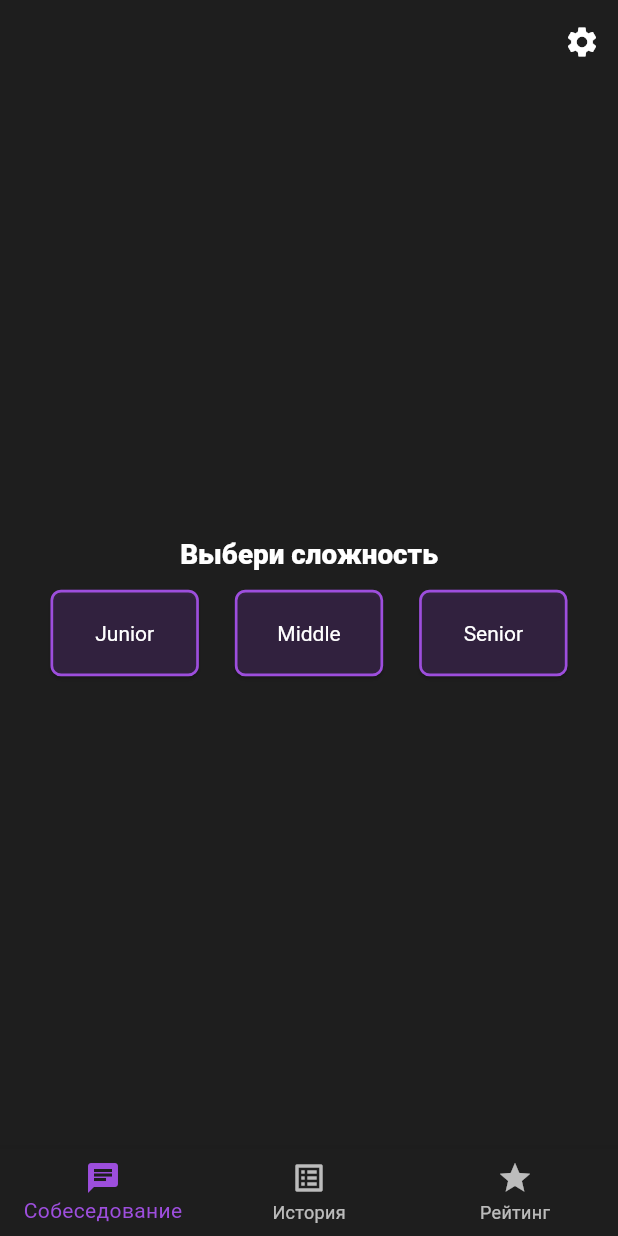
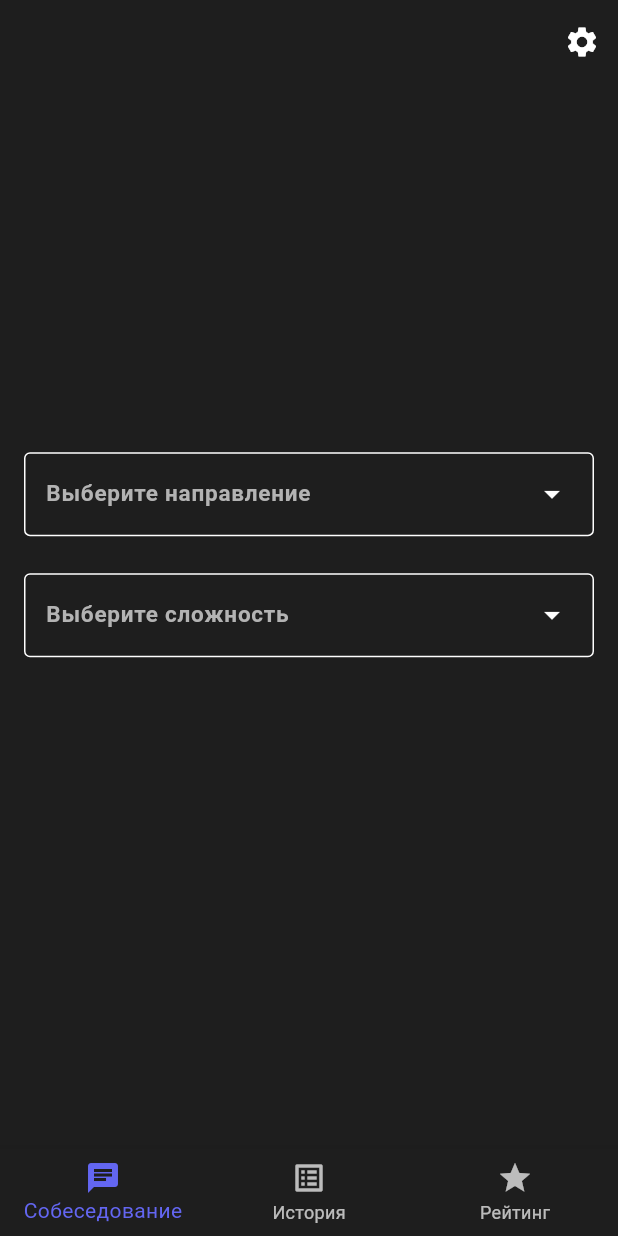
Before and after one commit to Andrey-1611/interview-helper, a Flutter app: the _HomePageView screen opened directly with empty values, on a phone screen of 412 x 824 dp. Run offline on Flutter 3.47's test engine with Material 3 defaults, Android fonts, the light colour scheme and no system bars; our stand-ins replace cloud_firestore, delightful_toast, equatable, firebase_auth, firebase_core, flutter_bloc and 3 more; accounts and stored records are empty.

Commit message:
initial page/ui an logic

```diff
--- /dev/null
+++ b/lib/core/constants/directions.dart
@@ -0,0 +1,14 @@
+class InitialData {
+  static const List<String> directions = [
+    'Flutter',
+    'Kotlin',
+    'Swift',
+    'JavaScript',
+    'Python',
+    'Go',
+    'Java',
+    'C++',
+  ];
+
+  static const List<String> difficulties = ['junior', 'middle', 'senior'];
+}
--- a/lib/core/helpers/dialog_helpers/dialog_helper.dart
+++ b/lib/core/helpers/dialog_helpers/dialog_helper.dart
@@ -1,5 +1,6 @@
 import 'package:flutter/material.dart';
 import 'package:interview_master/app/widgets/custom_loading_dialog.dart';
+import 'package:interview_master/features/interview/presentation/widgets/custom_directions_dialog.dart';
 
 class DialogHelper {
 
@@ -12,4 +13,10 @@ class DialogHelper {
       },
     );
   }
+
+  static void showDirectionsDialog(BuildContext context, List<String> directions) {
+    showDialog(context: context, builder: (context) {
+      return CustomDirectionsDialog(directions: directions,);
+    });
+  }
 }
--- a/lib/core/theme/app_pallete.dart
+++ b/lib/core/theme/app_pallete.dart
@@ -1,7 +1,7 @@
 import 'package:flutter/material.dart';
 
 class AppPalette {
-  static const Color primary = Color(0xFF9D4EDD);
+  static const Color primary = Color(0xFF6366F1);
 
   static const Color background = Color(0xFF1E1E1E);
   static const Color cardBackground = Color(0xFF2A2A2A);
--- a/lib/core/theme/app_theme.dart
+++ b/lib/core/theme/app_theme.dart
@@ -41,8 +41,8 @@ class AppTheme {
         ),
         bodySmall: TextStyle(fontSize: 13.sp, color: AppPalette.textSecondary),
         labelLarge: TextStyle(
-          fontWeight: FontWeight.w600,
-          fontSize: 15.sp,
+          fontWeight: FontWeight.w500,
+          fontSize: 13.sp,
           color: AppPalette.textPrimary,
         ),
         labelSmall: TextStyle(fontSize: 12.sp, color: AppPalette.textSecondary),
--- /dev/null
+++ b/lib/features/interview/data/models/interview_info.dart
@@ -0,0 +1,6 @@
+class InterviewInfo {
+  final String direction;
+  final String difficultly;
+
+  InterviewInfo({required this.direction, required this.difficultly});
+}
--- a/lib/features/interview/presentation/pages/initial_page.dart
+++ b/lib/features/interview/presentation/pages/initial_page.dart
@@ -1,8 +1,10 @@
 import 'package:flutter/material.dart';
+import 'package:interview_master/core/constants/directions.dart';
 import 'package:interview_master/core/theme/app_pallete.dart';
+import 'package:interview_master/features/interview/data/models/interview_info.dart';
+import 'package:interview_master/features/interview/presentation/widgets/custom_dropdown_menu.dart';
 import '../../../../app/navigation/app_router.dart';
 import '../../../../app/navigation/app_router_names.dart';
-import '../../data/models/interview.dart';
 import '../widgets/custom_button.dart';
 
 class InitialPage extends StatefulWidget {
@@ -13,30 +15,43 @@ class InitialPage extends StatefulWidget {
 }
 
 class _InitialPageState extends State<InitialPage> {
-  int _selectedItem = 0;
+  String direction = '';
+  String difficultly = '';
 
   @override
   Widget build(BuildContext context) {
     return _InitialPageView(
-      selectedItem: _selectedItem,
-      changeItem: _changeItem,
+      difficultly: difficultly,
+      direction: direction,
+      changeDirection: _changeDirection,
+      changeDifficultly: _changeDifficultly,
     );
   }
 
-  void _changeItem(int item) {
+  void _changeDirection(String value) {
     setState(() {
-      _selectedItem == item ? _selectedItem = 0 : _selectedItem = item;
+      direction = value;
+    });
+  }
+
+  void _changeDifficultly(String value) {
+    setState(() {
+      difficultly = value;
     });
   }
 }
 
 class _InitialPageView extends StatelessWidget {
-  final int selectedItem;
-  final ValueChanged<int> changeItem;
+  final String difficultly;
+  final String direction;
+  final ValueChanged<String> changeDirection;
+  final ValueChanged<String> changeDifficultly;
 
   const _InitialPageView({
-    required this.selectedItem,
-    required this.changeItem,
+    required this.difficultly,
+    required this.changeDirection,
+    required this.changeDifficultly,
+    required this.direction,
   });
 
   @override
@@ -47,11 +62,17 @@ class _InitialPageView extends StatelessWidget {
         child: Column(
           mainAxisAlignment: MainAxisAlignment.center,
           children: [
-            const Spacer(),
-            _ChooseText(),
-            _ChooseForm(selectedItem: selectedItem, changeItem: changeItem),
-            const Spacer(),
-            _InterviewButton(selectedItem: selectedItem),
+            _DirectionDropdownButton(
+              changeDirection: changeDirection,
+              direction: direction,
+            ),
+            SizedBox(height: MediaQuery.sizeOf(context).height * 0.03),
+            _DifficultlyDropdownButton(
+              difficultly: difficultly,
+              changeDifficultly: changeDifficultly,
+            ),
+            SizedBox(height: MediaQuery.sizeOf(context).height * 0.03),
+            _InterviewButton(difficultly: difficultly, direction: direction),
           ],
         ),
       ),
@@ -59,78 +80,71 @@ class _InitialPageView extends StatelessWidget {
   }
 }
 
-class _ChooseText extends StatelessWidget {
-  const _ChooseText();
+class _DirectionDropdownButton extends StatelessWidget {
+  final ValueChanged<String> changeDirection;
+  final String direction;
+
+  const _DirectionDropdownButton({
+    required this.changeDirection,
+    required this.direction,
+  });
 
   @override
   Widget build(BuildContext context) {
-    return Text(
-      'Выбери сложность',
-      style: Theme.of(context).textTheme.displayMedium,
+    return CustomDropdownMenu(
+      data: InitialData.directions,
+      change: changeDirection,
+      hintText: 'Выберите направление',
     );
   }
 }
 
-class _ChooseForm extends StatelessWidget {
-  final int selectedItem;
-  final ValueChanged<int> changeItem;
+class _DifficultlyDropdownButton extends StatelessWidget {
+  final String difficultly;
+  final ValueChanged<String> changeDifficultly;
 
-  const _ChooseForm({required this.selectedItem, required this.changeItem});
+  const _DifficultlyDropdownButton({
+    required this.difficultly,
+    required this.changeDifficultly,
+  });
 
   @override
   Widget build(BuildContext context) {
-    return Row(
-      mainAxisAlignment: MainAxisAlignment.center,
-      mainAxisSize: MainAxisSize.min,
-      children: [
-        CustomButton(
-          text: 'Junior',
-          selectedColor: color(1),
-          percentsWidth: 0.24,
-          onPressed: () => changeItem(1),
-        ),
-        CustomButton(
-          text: 'Middle',
-          selectedColor: color(2),
-          percentsWidth: 0.24,
-          onPressed: () => changeItem(2),
-        ),
-        CustomButton(
-          text: 'Senior',
-          selectedColor: color(3),
-          percentsWidth: 0.24,
-          onPressed: () => changeItem(3),
-        ),
-      ],
+    return CustomDropdownMenu(
+      data: InitialData.difficulties,
+      change: changeDifficultly,
+      hintText: 'Выберите сложность',
     );
-  }
-
-  Color color(int item) {
-    return selectedItem == item
-        ? AppPalette.primary
-        : AppPalette.primary.withValues(alpha: 0.2);
   }
 }
 
 class _InterviewButton extends StatelessWidget {
-  final int selectedItem;
+  final String difficultly;
+  final String direction;
 
-  const _InterviewButton({required this.selectedItem});
+  const _InterviewButton({required this.difficultly, required this.direction});
 
   @override
   Widget build(BuildContext context) {
-    return selectedItem == 0
-        ? SizedBox.shrink()
+    return SizedBox(
+      height: MediaQuery.sizeOf(context).height * 0.07,
+      width: MediaQuery.sizeOf(context).width,
+      child: difficultly == '' || direction == ''
+          ? SizedBox()
           : CustomButton(
               text: 'Начать',
               selectedColor: AppPalette.primary,
               onPressed: () {
                 AppRouter.pushReplacementNamed(
                   AppRouterNames.interview,
-                arguments: Interview.difficultly(selectedItem),
+                  arguments: InterviewInfo(
+                    direction: direction,
+                    difficultly: difficultly,
+                  ),
                 );
               },
               percentsWidth: 1,
+            ),
     );
   }
 }
--- a/lib/features/interview/presentation/widgets/custom_button.dart
+++ b/lib/features/interview/presentation/widgets/custom_button.dart
@@ -17,7 +17,7 @@ class CustomButton extends StatelessWidget {
   @override
   Widget build(BuildContext context) {
     return Padding(
-      padding: const EdgeInsets.all(12.0),
+      padding: const EdgeInsets.all(8.0),
       child: SizedBox(
         height: MediaQuery.sizeOf(context).height * 0.07,
         width: MediaQuery.sizeOf(context).width * percentsWidth,
--- /dev/null
+++ b/lib/features/interview/presentation/widgets/custom_directions_dialog.dart
@@ -0,0 +1,35 @@
+import 'package:flutter/material.dart';
+import 'package:interview_master/app/navigation/app_router.dart';
+import 'package:interview_master/core/theme/app_pallete.dart';
+import 'package:interview_master/features/interview/presentation/widgets/custom_button.dart';
+
+class CustomDirectionsDialog extends StatelessWidget {
+  final List<String> directions;
+
+  const CustomDirectionsDialog({super.key, required this.directions});
+
+  @override
+  Widget build(BuildContext context) {
+    return AlertDialog(
+      title: Text('Выбери направление'),
+      content: SizedBox(
+        height: MediaQuery.sizeOf(context).height * 0.35,
+        width: MediaQuery.sizeOf(context).width * 0.8,
+        child: ListView.builder(
+          itemCount: directions.length,
+          itemBuilder: (context, index) {
+            final direction = directions[index];
+            return CustomButton(
+              text: direction,
+              selectedColor: AppPalette.primary,
+              onPressed: () {
+                AppRouter.pop();
+              },
+              percentsWidth: 0.24,
+            );
+          },
+        ),
+      ),
+    );
+  }
+}
--- /dev/null
+++ b/lib/features/interview/presentation/widgets/custom_dropdown_menu.dart
@@ -0,0 +1,33 @@
+import 'package:flutter/material.dart';
+
+class CustomDropdownMenu extends StatelessWidget {
+  final List<String> data;
+  final ValueChanged<String> change;
+  final String hintText;
+
+  const CustomDropdownMenu({
+    super.key,
+    required this.data,
+    required this.change,
+    required this.hintText,
+  });
+
+  @override
+  Widget build(BuildContext context) {
+    return DropdownMenu(
+      enableSearch: false,
+      requestFocusOnTap: false,
+      dropdownMenuEntries: data
+          .map(
+            (direction) =>
+                DropdownMenuEntry(value: direction, label: direction),
+          )
+          .toList(),
+      onSelected: (String? value) {
+        if (value != null) change(value);
+      },
+      width: MediaQuery.sizeOf(context).width,
+      hintText: hintText,
+    );
+  }
+}
```
Lines whose indentation alone changed are shown as unchanged.
